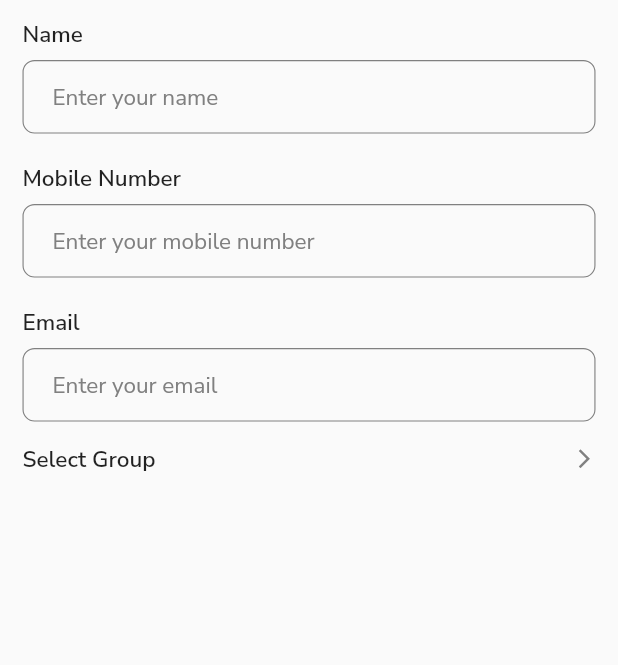
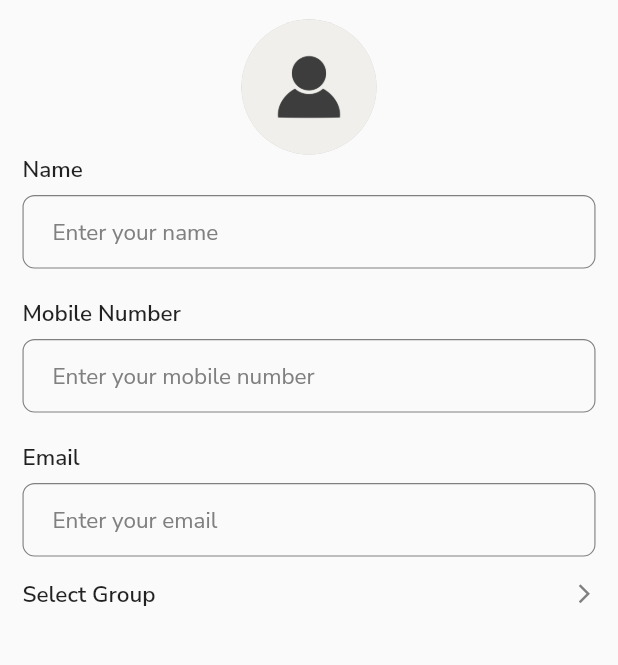
Before and after one commit to Kapil0078/contact, a Flutter app: the screen it shows after launch, on a phone screen of 412 x 824 dp, the part 84-749 px from its top. Run offline on Flutter 3.47's test engine with Material 2 defaults, Android fonts, the phone set to English and light mode, and no system bars; our stand-ins replace image_picker.

```diff
--- a/lib/Screens/contact_page.dart
+++ b/lib/Screens/contact_page.dart
@@ -1,9 +1,16 @@
+import 'dart:developer';
+import 'dart:io';
+
 import 'package:contact/Components/my_text_form_field.dart';
 import 'package:contact/Screens/select_group.dart';
 import 'package:flutter/cupertino.dart';
 import 'package:flutter/material.dart';
+import 'package:image_picker/image_picker.dart';
 
+import '../Components/choose_option_card.dart';
+import '../Components/choose_options_bottom_sheet.dart';
 import '../Constants/color_const.dart';
+import '../HelperFunctions/choose_photo.dart';
 import '../HelperFunctions/my_text_style.dart';
 import 'Components/select_group_btn.dart';
 
@@ -16,6 +23,7 @@ class ContactPage extends StatefulWidget {
 
 class _ContactPageState extends State<ContactPage> {
   List<String> mySelectedGroup = [];
+  File? imageFile;
 
   @override
   Widget build(BuildContext context) {
@@ -30,6 +38,44 @@ class _ContactPageState extends State<ContactPage> {
         ),
         child: Column(
           children: [
+            InkWell(
+              onTap: () async {
+                File? file = await showModalBottomSheet(
+                  shape: RoundedRectangleBorder(
+                    borderRadius: BorderRadius.circular(8.0),
+                  ),
+                  context: context,
+                  builder: (context) {
+                    return ChooseOptionsBottomSheet();
+                  },
+                );
+                if (file != null) {
+                  setState(() {
+                    imageFile = file;
+                  });
+                }
+                FocusManager.instance.primaryFocus?.unfocus();
+              },
+              child: Container(
+                width: 90,
+                height: 90,
+                decoration: BoxDecoration(
+                  borderRadius: BorderRadius.circular(80),
+                  color: Colors.black.withOpacity(0.2),
+                ),
+                child: ClipOval(
+                  child: imageFile != null
+                      ? Image.file(
+                          imageFile!,
+                          fit: BoxFit.cover,
+                        )
+                      : Image.asset(
+                          "assets/Images/placeholder.jpg",
+                          fit: BoxFit.cover,
+                        ),
+                ),
+              ),
+            ),
             const MyTextFormField(
               label: "Name",
               hintText: "Enter your name",
@@ -50,13 +96,11 @@ class _ContactPageState extends State<ContactPage> {
                   context,
                   CupertinoPageRoute(
                     builder: (context) {
-                      return  SelectGroup(list: mySelectedGroup);
+                      return SelectGroup(list: mySelectedGroup);
                     },
                   ),
                 );
-
                 mySelectedGroup = selected;
-
                 setState(() {});
               },
             ),
```
Also changed, not shown: lib/Components/choose_option_card.dart (added, +43 -0 lines), lib/Components/choose_options_bottom_sheet.dart (added, +70 -0 lines), lib/HelperFunctions/choose_photo.dart (added, +16 -0 lines), lib/main.dart (+2 -6 lines), pubspec.yaml (+5 -5 lines), assets/Images/placeholder.jpg (added), pubspec.lock, 2 other files.
